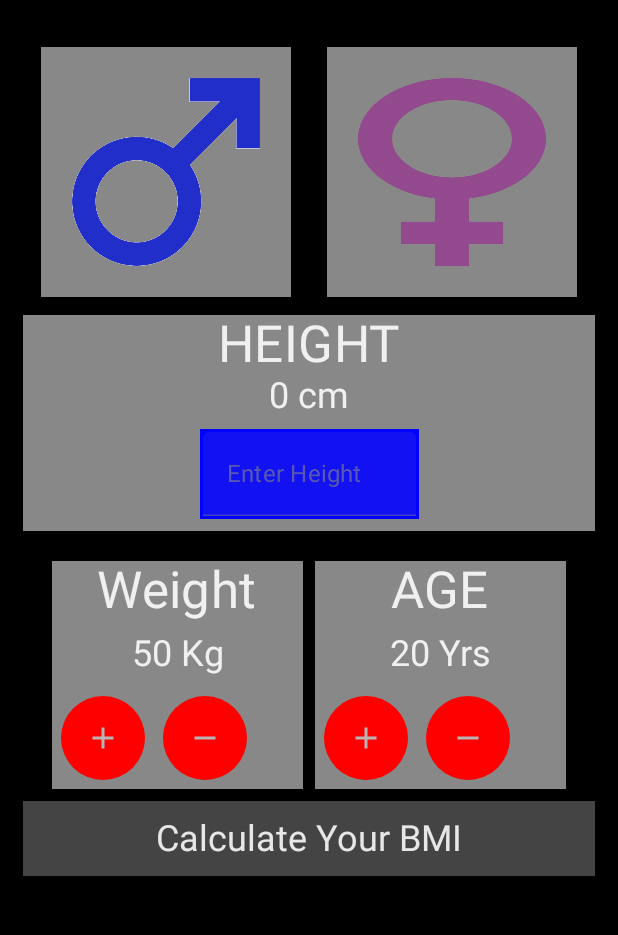
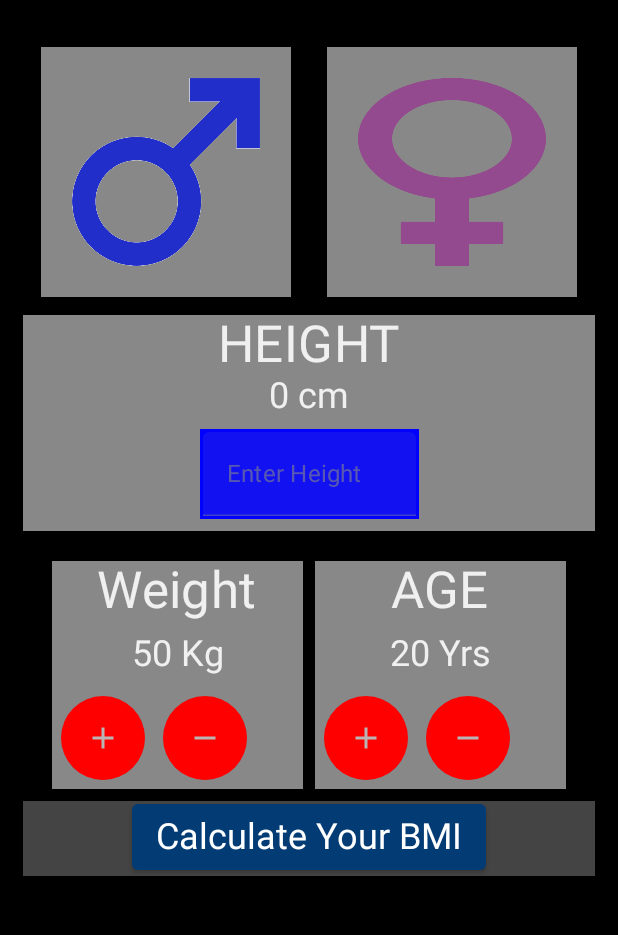
Before and after one commit to Sujoy-2811/BMI_Calculator, an Android app built with Jetpack Compose: the screen it shows after launch (MainActivity), on a phone screen of 412 x 824 dp, the part 77-1012 px from its top. Run offline under Robolectric (Android 15) with nearby library versions, the phone set to English and light mode, and no system bars; our stand-ins replace Dagger/Hilt's generated code.

Commit message:
sending data to other fragment

```diff
--- a/app/src/main/java/com/sj/bmicalculator/presentation/components/Calculate.kt
+++ b/app/src/main/java/com/sj/bmicalculator/presentation/components/Calculate.kt
@@ -1,7 +1,10 @@
 package com.sj.bmicalculator.presentation.components
 
+import android.os.Bundle
+import android.util.Log
 import androidx.compose.foundation.background
 import androidx.compose.foundation.layout.*
+import androidx.compose.material.Button
 import androidx.compose.material.MaterialTheme
 import androidx.compose.material.Text
 import androidx.compose.runtime.Composable
@@ -9,18 +12,38 @@ import androidx.compose.ui.Alignment
 import androidx.compose.ui.Modifier
 import androidx.compose.ui.graphics.Color
 import androidx.compose.ui.unit.dp
+import androidx.navigation.NavController
 
 @Composable
-fun Calculate(){
+fun Calculate(
+    navController : NavController,
+    isMale : Boolean,
+    height : Int,
+    weight : Int,
+    age : Int,
+    id : Int
+){
+    val result = weight/((height*height)/10000f)
     Row(modifier = Modifier
         .fillMaxWidth()
         .requiredHeightIn(50.dp)
         .background(color = Color.DarkGray),
         horizontalArrangement = Arrangement.Center
 
+
     ) {
-        Text(text = "Calculate Your BMI" ,
-        style = MaterialTheme.typography.h5,
-        modifier = Modifier.align(Alignment.CenterVertically))
+        Button(onClick = {Log.d("Sujay", "Result : $result")
+            val bundle = Bundle()
+            bundle.putFloat("resultId" , result)
+        navController.navigate(id, bundle)
+        }) {
+
+            Text(text = "Calculate Your BMI" ,
+                style = MaterialTheme.typography.h5,
+                modifier = Modifier.align(Alignment.CenterVertically))
+        }
     }
+
+
+
 }
--- a/app/src/main/java/com/sj/bmicalculator/presentation/ui/home/CalculatorFragment.kt
+++ b/app/src/main/java/com/sj/bmicalculator/presentation/ui/home/CalculatorFragment.kt
@@ -20,6 +20,7 @@ import androidx.compose.ui.platform.ComposeView
 import androidx.compose.ui.unit.dp
 import androidx.fragment.app.Fragment
 import androidx.fragment.app.viewModels
+import androidx.navigation.findNavController
 import com.sj.bmicalculator.BaseActivity
 import com.sj.bmicalculator.R
 import com.sj.bmicalculator.model.data
@@ -48,8 +49,10 @@ class CalculatorFragment:Fragment() {
                 val height = viewModel.height.value.toString()
                 val weight = viewModel.weight.value.toString()
                 val age = viewModel.age.value.toString()
+                val isMale  = viewModel.isMale.value
                 val add = viewModel.add
                 val minus = viewModel.minus
+                val id = R.id.viewResult
 
 
                 appTheme(isDark = application.isDarkTheme.value) {
@@ -94,7 +97,14 @@ class CalculatorFragment:Fragment() {
                                     incAge = viewModel::incAge)
 
                             }
-                            Calculate()
+                            Calculate(
+                                navController = findNavController(),
+                                isMale = isMale,
+                                height = height.toInt(),
+                                weight = weight.toInt(),
+                                age = age.toInt(),
+                                id = id
+                            )
 
                         }
 
--- a/app/src/main/java/com/sj/bmicalculator/presentation/ui/home/CalculatorViewModel.kt
+++ b/app/src/main/java/com/sj/bmicalculator/presentation/ui/home/CalculatorViewModel.kt
@@ -34,6 +34,8 @@ constructor(
             members[0].selected.value = false
             members[1].selected.value = true
         }
+        this.isMale.value = isMale
+        Log.d("Sujay" , "Male : ${this.isMale.value}")
     }
     fun changeHeight(height : String){
         if (height == ""){
--- a/app/src/main/res/navigation/my_bmi_nav.xml
+++ b/app/src/main/res/navigation/my_bmi_nav.xml
@@ -11,13 +11,12 @@
         <action
             android:id="@+id/action_calculatorFragment_to_resultFragment2"
             app:destination="@id/resultFragment2" />
+        <action
+            android:id="@+id/viewResult"
+            app:destination="@id/resultFragment2" />
     </fragment>
     <fragment
         android:id="@+id/resultFragment2"
         android:name="com.sj.bmicalculator.presentation.ui.ResultFragment"
-        android:label="ResultFragment" >
-        <action
-            android:id="@+id/action_resultFragment2_to_calculatorFragment"
-            app:destination="@id/calculatorFragment" />
-    </fragment>
+        android:label="ResultFragment" />
 </navigation>
--- a/build.gradle
+++ b/build.gradle
@@ -11,6 +11,9 @@ buildscript {
 
         classpath "com.google.dagger:hilt-android-gradle-plugin:$hilt_version"
 
+        def nav_version = "2.3.4"
+        classpath "androidx.navigation:navigation-safe-args-gradle-plugin:$nav_version"
+
         // NOTE: Do not place your application dependencies here; they belong
         // in the individual module build.gradle files
     }
```
Also changed, not shown: app/src/main/java/com/sj/bmicalculator/presentation/ui/ResultFragment.kt (+14 -0 lines).
